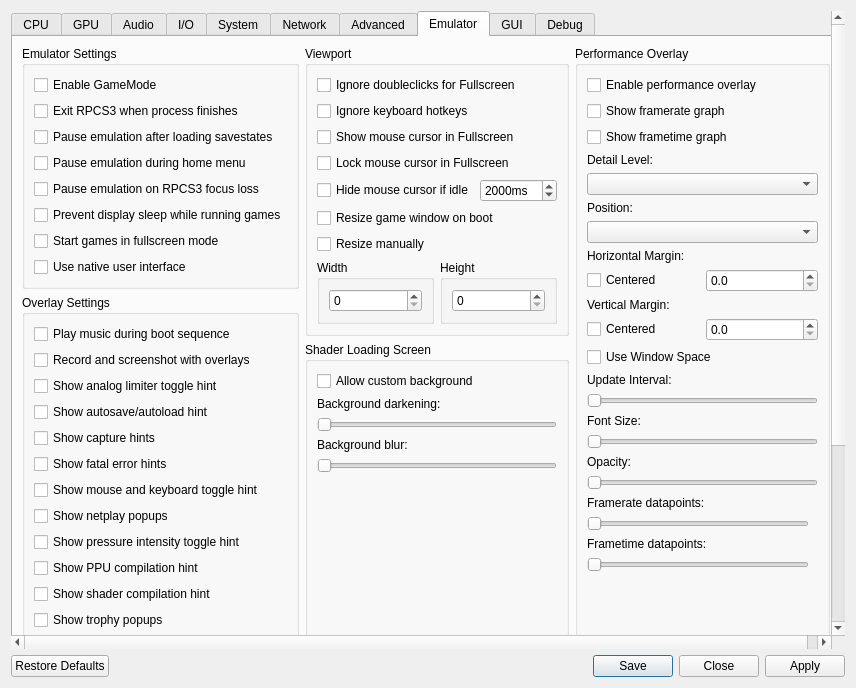
Old version of the form rpcs3/rpcs3qt/settings_dialog.ui in the repository digant73/rpcs3.
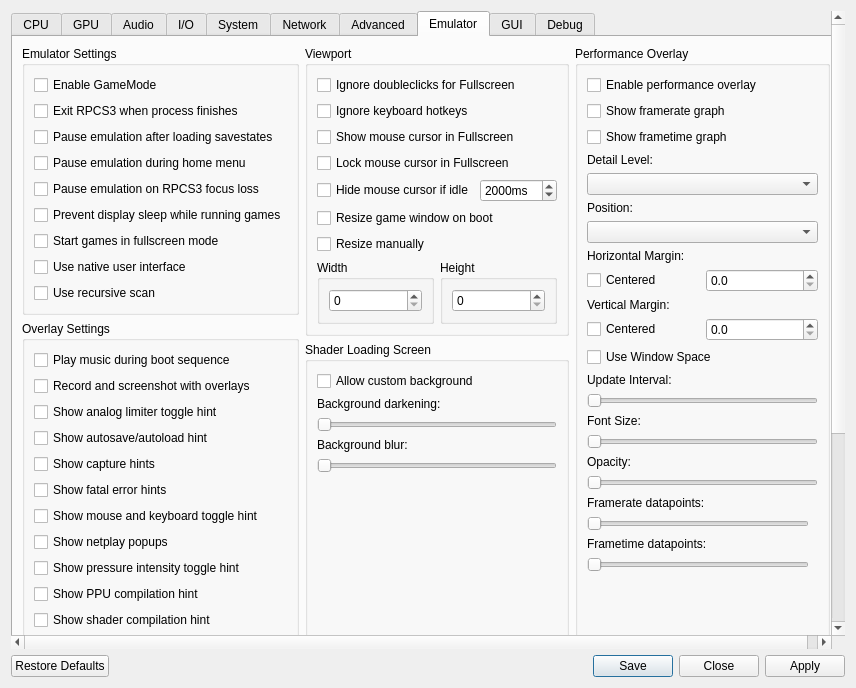
New version of the form. The open tabs and pages were chosen to show the change. Icons and pictures are not drawn.

Commit message: add recursive scan

```diff
--- a/rpcs3/rpcs3qt/settings_dialog.ui
+++ b/rpcs3/rpcs3qt/settings_dialog.ui
@@ -3012,6 +3012,13 @@
                  </property>
                 </widget>
                </item>
+               <item>
+                <widget class="QCheckBox" name="useRecursiveScan">
+                 <property name="text">
+                  <string>Use recursive scan</string>
+                 </property>
+                </widget>
+               </item>
               </layout>
              </widget>
             </item>
```
Lines whose indentation alone changed are shown as unchanged. The commit also changes 5 other files.
